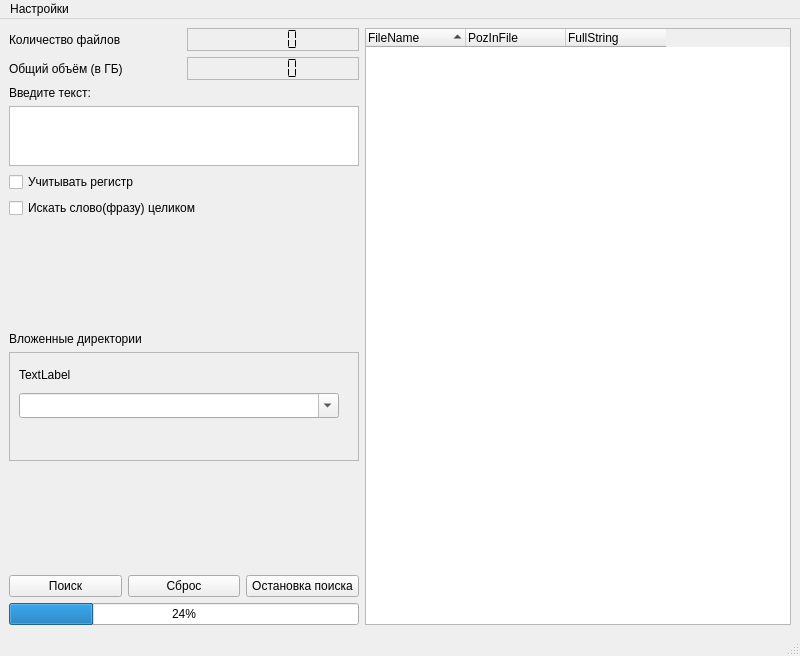
Before: the Qt Designer form mainwindow.ui in Bigmagyshka/StringFinder, drawn with Qt 5.
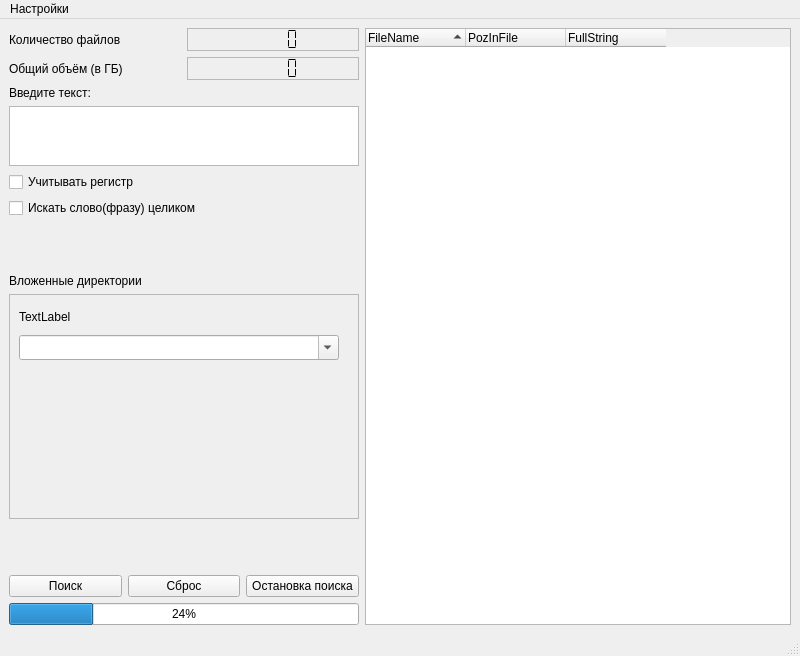
After: the same form once the commit is applied. Custom widgets are drawn as their Qt base class.

```diff
--- a/mainwindow.ui
+++ b/mainwindow.ui
@@ -160,10 +160,13 @@
         <property name="orientation">
          <enum>Qt::Vertical</enum>
         </property>
+        <property name="sizeType">
+         <enum>QSizePolicy::Maximum</enum>
+        </property>
         <property name="sizeHint" stdset="0">
          <size>
           <width>20</width>
-          <height>40</height>
+          <height>50</height>
          </size>
         </property>
        </spacer>
@@ -178,7 +181,7 @@
       <item>
        <widget class="QScrollArea" name="scrollArea_Subdirectories">
         <property name="sizePolicy">
-         <sizepolicy hsizetype="Expanding" vsizetype="MinimumExpanding">
+         <sizepolicy hsizetype="Expanding" vsizetype="Expanding">
           <horstretch>0</horstretch>
           <verstretch>0</verstretch>
          </sizepolicy>
@@ -204,7 +207,7 @@
            <x>0</x>
            <y>0</y>
            <width>348</width>
-           <height>98</height>
+           <height>184</height>
           </rect>
          </property>
          <layout class="QVBoxLayout" name="verticalLayout_3">
@@ -270,10 +273,13 @@
         <property name="orientation">
          <enum>Qt::Vertical</enum>
         </property>
+        <property name="sizeType">
+         <enum>QSizePolicy::Maximum</enum>
+        </property>
         <property name="sizeHint" stdset="0">
          <size>
           <width>20</width>
-          <height>40</height>
+          <height>50</height>
          </size>
         </property>
        </spacer>
```
